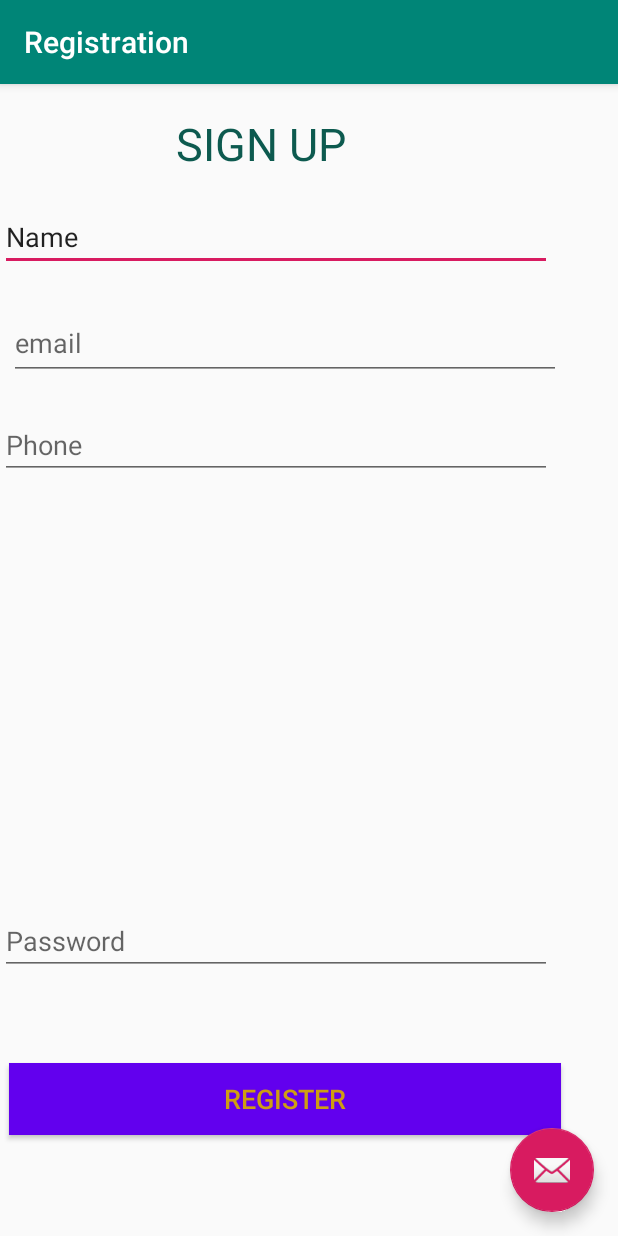
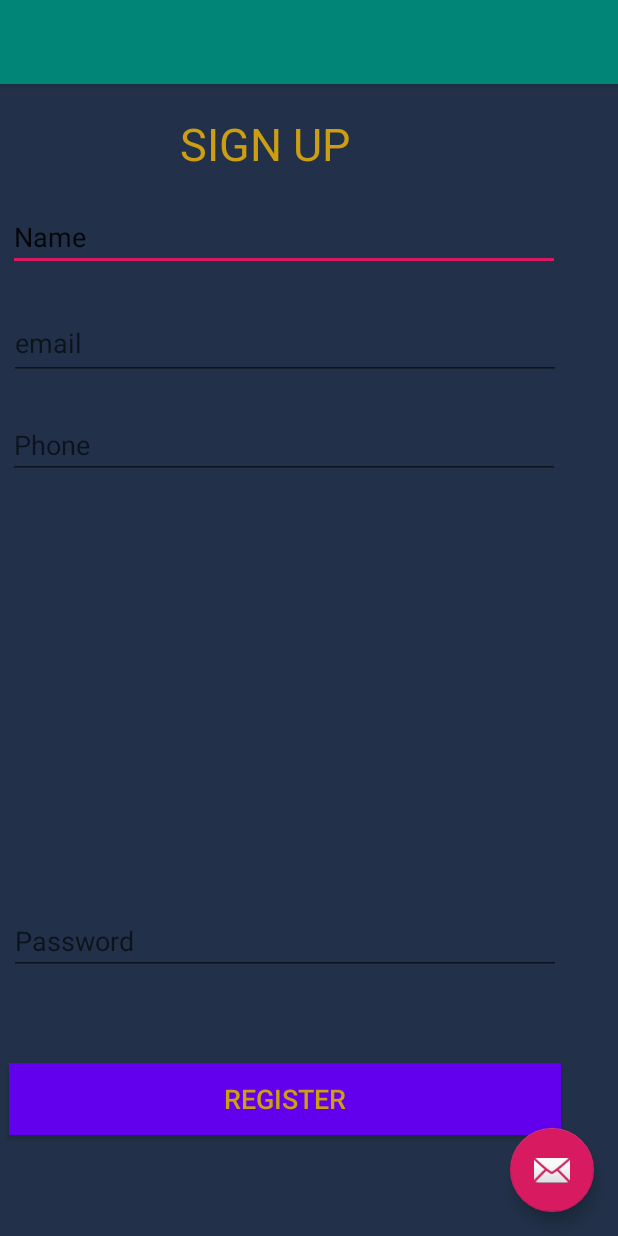
Before and after one commit to samuelthejs/shuta4, an Android app: the Registration screen opened directly, with no data from a screen before it, on a phone screen of 412 x 824 dp. Run offline under Robolectric (Android 15) with nearby library versions, the phone set to English and light mode, and no system bars.

Commit message:
registration ui - 2

```diff
--- a/app/src/main/java/com/example/davkimfray/shuta4/Registration.java
+++ b/app/src/main/java/com/example/davkimfray/shuta4/Registration.java
@@ -1,11 +1,9 @@
 package com.example.davkimfray.shuta4;
 
 import android.os.Bundle;
-import android.support.design.widget.FloatingActionButton;
-import android.support.design.widget.Snackbar;
+
 import android.support.v7.app.AppCompatActivity;
-import android.support.v7.widget.Toolbar;
-import android.view.View;
+
 
 public class Registration extends AppCompatActivity {
 
@@ -13,17 +11,8 @@ public class Registration extends AppCompatActivity {
     protected void onCreate(Bundle savedInstanceState) {
         super.onCreate(savedInstanceState);
         setContentView(R.layout.activity_registration);
-        Toolbar toolbar = (Toolbar) findViewById(R.id.toolbar);
-        setSupportActionBar(toolbar);
 
-        FloatingActionButton fab = (FloatingActionButton) findViewById(R.id.fab);
-        fab.setOnClickListener(new View.OnClickListener() {
-            @Override
-            public void onClick(View view) {
-                Snackbar.make(view, "Replace with your own action", Snackbar.LENGTH_LONG)
-                        .setAction("Action", null).show();
-            }
-        });
+
     }
 
 }
--- a/app/src/main/res/layout/content_registration.xml
+++ b/app/src/main/res/layout/content_registration.xml
@@ -4,6 +4,7 @@
     xmlns:tools="http://schemas.android.com/tools"
     android:layout_width="match_parent"
     android:layout_height="match_parent"
+    android:background="@color/color4"
     app:layout_behavior="@string/appbar_scrolling_view_behavior"
     tools:context=".Registration"
     tools:showIn="@layout/activity_registration">
@@ -14,10 +15,10 @@
         android:layout_height="wrap_content"
         android:layout_alignParentStart="true"
         android:layout_alignParentTop="true"
-        android:layout_marginStart="117dp"
+        android:layout_marginStart="120dp"
         android:layout_marginTop="19dp"
         android:text="@string/registration_header"
-        android:textColor="@color/colorPrimaryDark"
+        android:textColor="@color/color1"
         android:textSize="30dp"
         app:layout_constraintEnd_toEndOf="parent"
         app:layout_constraintHorizontal_bias="0.5"
@@ -30,6 +31,7 @@
         android:layout_height="wrap_content"
         android:layout_alignParentStart="true"
         android:layout_alignParentTop="true"
+        android:layout_marginStart="5dp"
         android:layout_marginTop="79dp"
         android:ems="10"
         android:hint="Name"
@@ -61,6 +63,7 @@
         android:layout_height="wrap_content"
         android:layout_alignParentStart="true"
         android:layout_alignParentTop="true"
+        android:layout_marginStart="5dp"
         android:layout_marginTop="218dp"
         android:ems="10"
         android:hint="Phone"
@@ -75,6 +78,7 @@
         android:layout_height="wrap_content"
         android:layout_alignParentStart="true"
         android:layout_alignParentBottom="true"
+        android:layout_marginStart="6dp"
         android:layout_marginBottom="174dp"
         android:ems="10"
         android:hint="Password"
--- a/app/src/main/res/values/colors.xml
+++ b/app/src/main/res/values/colors.xml
@@ -4,6 +4,7 @@
     <color name="colorPrimaryDark">#0d5a4f</color>
     <color name="colorAccent">#d81b60</color>
     <color name="color1">#ce9e12</color>
-    <color name="color2">#837207</color>
+    <color name="color2">#176593</color>
     <color name="color3">#df4811</color>
+    <color name="color4">#223149</color>
 </resources>
```
